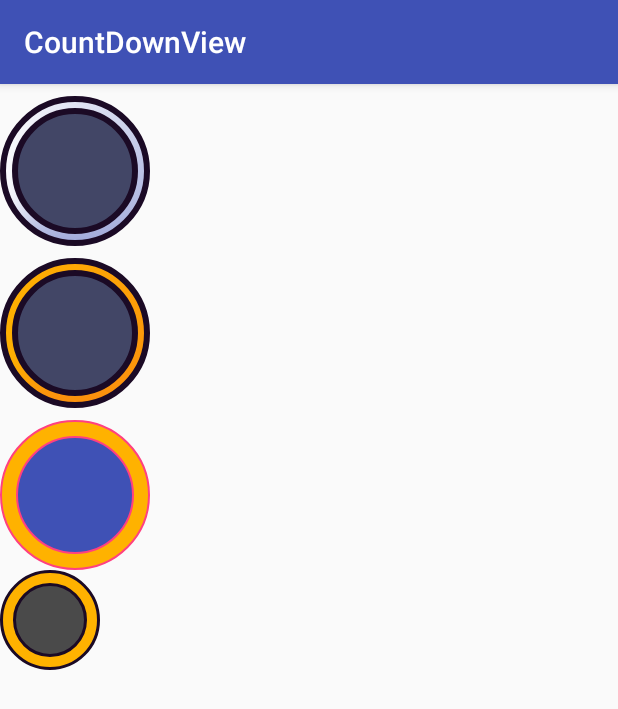
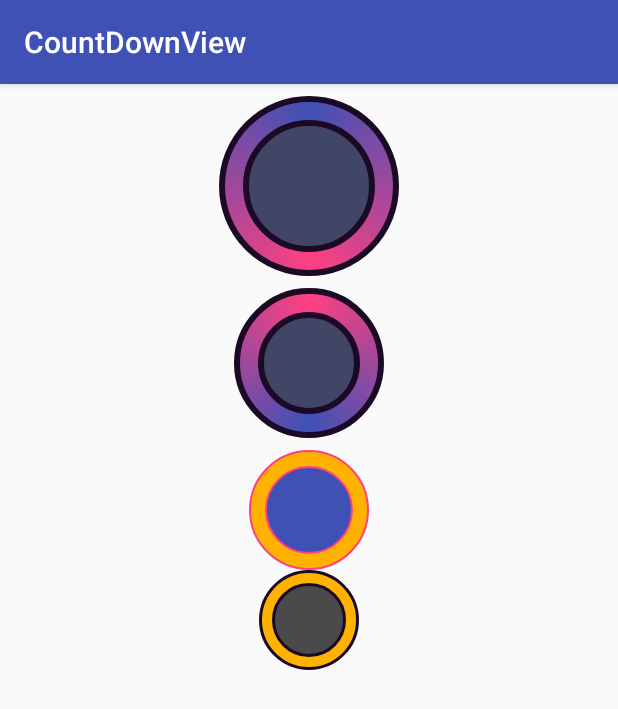
Before and after one commit to HeroZ-Dodge/CountDownView, an Android app: the screen it shows after launch (MainActivity), on a phone screen of 412 x 824 dp. Shown: the top 709 px of the screen. Run offline under Robolectric (Android 15) with nearby library versions, the phone set to English and light mode, and no system bars.

Commit message:
颜色渐变

```diff
--- a/app/src/main/java/com/dodo/hero/z/countdownview/MainActivity.java
+++ b/app/src/main/java/com/dodo/hero/z/countdownview/MainActivity.java
@@ -19,5 +19,30 @@ public class MainActivity extends AppCompatActivity {
                 countDownView.startAnimation();
             }
         });
+
+        final CountDownView countDownView0 = (CountDownView) findViewById(R.id.count_down_0);
+        countDownView0.setOnClickListener(new View.OnClickListener() {
+            @Override
+            public void onClick(View v) {
+                countDownView0.startAnimation();
+            }
+        });
+
+        final CountDownView countDownView1 = (CountDownView) findViewById(R.id.count_down_1);
+        countDownView1.setOnClickListener(new View.OnClickListener() {
+            @Override
+            public void onClick(View v) {
+                countDownView1.startAnimation();
+            }
+        });
+
+        final CountDownView countDownView2 = (CountDownView) findViewById(R.id.count_down_2);
+        countDownView2.setOnClickListener(new View.OnClickListener() {
+            @Override
+            public void onClick(View v) {
+                countDownView2.startAnimation();
+            }
+        });
+
     }
 }
--- a/app/src/main/res/layout/activity_main.xml
+++ b/app/src/main/res/layout/activity_main.xml
@@ -5,19 +5,20 @@
     xmlns:tools="http://schemas.android.com/tools"
     android:layout_width="match_parent"
     android:layout_height="match_parent"
+    android:gravity="center_horizontal"
     android:orientation="vertical"
     tools:context="com.dodo.hero.z.countdownview.MainActivity">
 
     <com.z.hero.dodge.countdown.CountDownView
         android:id="@+id/count_down"
-        android:layout_width="100dp"
-        android:layout_height="100dp"
+        android:layout_width="120dp"
+        android:layout_height="120dp"
         android:layout_marginTop="8dp"
         app:cdv_bg="#424666"
-        app:cdv_stroke_bg_size="12dp"
-        app:cdv_stroke_color_0="#fff"
-        app:cdv_stroke_color_1="@color/colorPrimary"
-        app:cdv_stroke_size="4dp"/>
+        app:cdv_stroke_bg_size="20dp"
+        app:cdv_stroke_color_0="@color/colorPrimary"
+        app:cdv_stroke_color_1="@color/colorAccent"
+        app:cdv_stroke_size="12dp"/>
 
     <com.z.hero.dodge.countdown.CountDownView
         android:id="@+id/count_down_0"
@@ -25,18 +26,16 @@
         android:layout_height="100dp"
         android:layout_marginTop="8dp"
         app:cdv_bg="#424666"
-        app:cdv_stroke_bg_size="12dp"
-        app:cdv_stroke_color_0="#FFFFB200"
-        app:cdv_stroke_color_1="#FFF76B1C"
-        app:cdv_stroke_size="4dp"
-        app:layout_constraintLeft_toLeftOf="parent"
-        app:layout_constraintTop_toTopOf="parent"/>
+        app:cdv_stroke_bg_size="20dp"
+        app:cdv_stroke_color_0="@color/colorAccent"
+        app:cdv_stroke_color_1="@color/colorPrimary"
+        app:cdv_stroke_size="12dp"/>
 
 
     <com.z.hero.dodge.countdown.CountDownView
         android:id="@+id/count_down_1"
-        android:layout_width="100dp"
-        android:layout_height="100dp"
+        android:layout_width="80dp"
+        android:layout_height="80dp"
         android:layout_marginTop="8dp"
         app:cdv_bg="@color/colorPrimary"
         app:cdv_stroke_bg_color="@color/colorAccent"
@@ -47,6 +46,7 @@
 
 
     <com.z.hero.dodge.countdown.CountDownView
+        android:id="@+id/count_down_2"
         android:layout_width="wrap_content"
         android:layout_height="wrap_content"/>
 
--- a/countdown/src/main/java/com/z/hero/dodge/countdown/CountDownView.java
+++ b/countdown/src/main/java/com/z/hero/dodge/countdown/CountDownView.java
@@ -34,8 +34,8 @@ public class CountDownView extends View {
     private int mStrokeBgColor = DEFAULT_STROKE_BG_COLOR;
 
     private Paint mBgPaint = new Paint();
-    private Paint mStrokePaint = new Paint();
     private Paint mStrokeBgPaint = new Paint();
+    private Paint mStrokePaint;
     private RectF oval = new RectF();
 
     private ValueAnimator animator;
@@ -74,12 +74,6 @@ public class CountDownView extends View {
         mStrokeBgPaint.setColor(mStrokeBgColor);
         mStrokeBgPaint.setStrokeWidth(mStrokeBgSize);
         mStrokeBgPaint.setStyle(Paint.Style.STROKE);
-        // 进度条
-        if (mStrokeColor_1 == 0) {
-            setStrokeColor(mStrokeColor_0);
-        } else {
-            setStrokeColor(mStrokeColor_0, mStrokeColor_1);
-        }
     }
 
     private void initAnimation() {
@@ -128,13 +122,21 @@ public class CountDownView extends View {
         float height = getHeight();
         float radius = Math.min(width, height) / 2;
         float offset = Math.max(mStrokeSize, mStrokeBgSize) / 2;
+        canvas.rotate(-90, width / 2, height / 2);
+        canvas.drawCircle(width / 2, height / 2, radius - offset, mBgPaint);
+        canvas.drawCircle(width / 2, height / 2, radius - offset, mStrokeBgPaint);
+        // 进度条
+        if (mStrokePaint == null) {
+            if (mStrokeColor_1 == 0) {
+                setStrokeColor(mStrokeColor_0);
+            } else {
+                setStrokeColor(mStrokeColor_0, mStrokeColor_1);
+            }
+        }
         oval.left = width / 2 - radius + offset;
         oval.top = height / 2 - radius + offset;
         oval.right = width / 2 + radius - offset;
         oval.bottom = height / 2 + radius - offset;
-        canvas.rotate(-90, width / 2, height / 2);
-        canvas.drawCircle(width / 2, height / 2, radius - offset, mBgPaint);
-        canvas.drawCircle(width / 2, height / 2, radius - offset, mStrokeBgPaint);
         canvas.drawArc(oval, 0f, mSweepAngle, false, mStrokePaint);
     }
 
@@ -230,6 +232,9 @@ public class CountDownView extends View {
      * 进度条颜色
      */
     public void setStrokeColor(int strokeColor) {
+        if (mStrokePaint == null) {
+            mStrokePaint = new Paint();
+        }
         mStrokeColor_0 = strokeColor;
         mStrokePaint.reset();
         mStrokePaint.setAntiAlias(true);
@@ -240,6 +245,9 @@ public class CountDownView extends View {
     }
 
     public void setStrokeColor(int topColor, int bottomColor) {
+        if (mStrokePaint == null) {
+            mStrokePaint = new Paint();
+        }
         mStrokeColor_0 = topColor;
         mStrokeColor_1 = bottomColor;
         int[] colors = new int[]{mStrokeColor_0, mStrokeColor_1, mStrokeColor_0};
```
